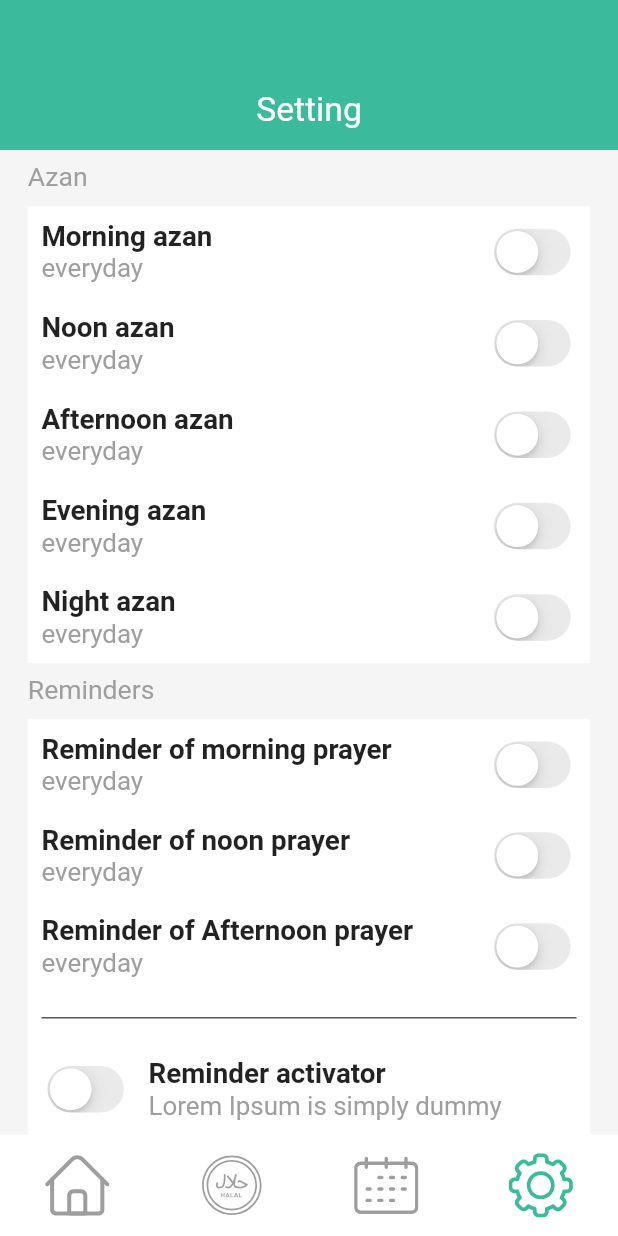
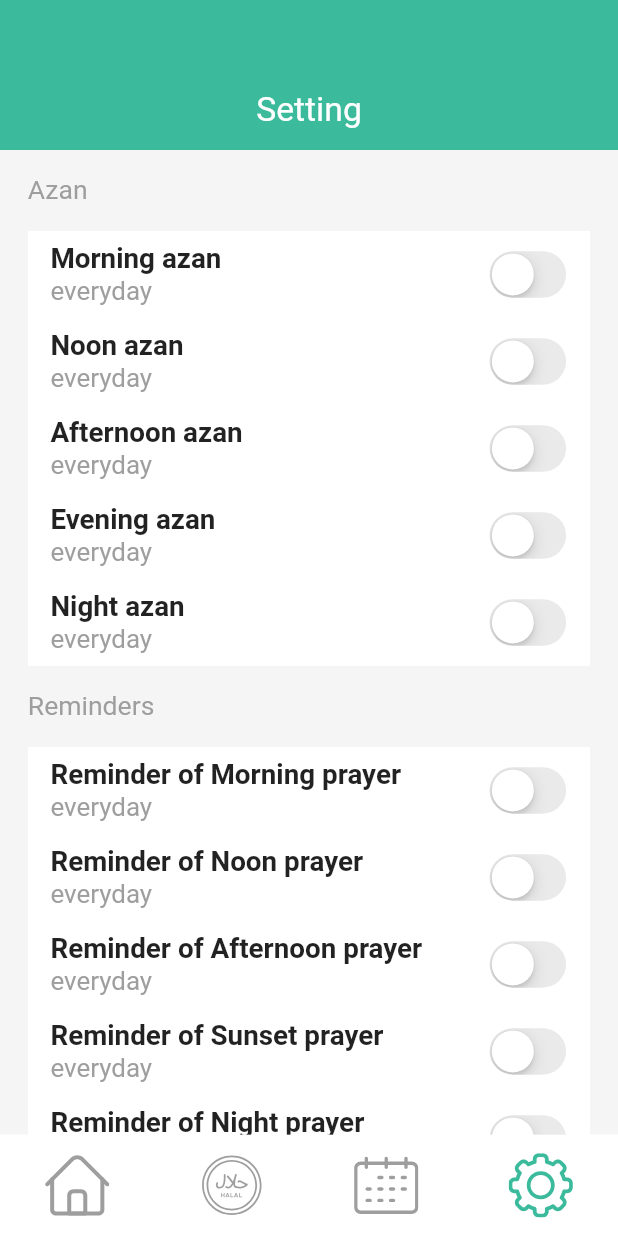
Before and after one commit to ahmadxpanahi/prayer-times, a Flutter app: the screen it shows after launch, item 4 of the bottom bar chosen, on a phone screen of 412 x 824 dp. Run offline on Flutter 3.47's test engine with Material 2 defaults, Android fonts, the phone set to English and light mode, and no system bars; our stand-ins replace another_flushbar, bloc, equatable, flutter_bloc, flutter_local_notifications, flutter_native_timezone and 6 more; missing offline and left inert: ai_barcode, android_alarm_manager_plus; network calls fail.

Commit message:
Handle api errors in home screen + finish settings page notification system

```diff
--- a/lib/src/core/preferences_manager.dart
+++ b/lib/src/core/preferences_manager.dart
@@ -12,4 +12,10 @@ class PreferencesManager {
   static const String NIGHT_NOTIFICATION = "_nightNotificationKey";
 
   static const String NOTIFICATIONS_ENABLED = "_notificationsEnabledKey";
+
+  static const String MORNING_PRAYER_TIME = "_morningPrayerTimeKey";
+  static const String NOON_PRAYER_TIME = "_noonPrayerTimeKey";
+  static const String AFTERNOON_PRAYER_TIME = "_afternoonPrayerTimeKey";
+  static const String SUNSET_PRAYER_TIME = "_sunsetPrayerTimeKey";
+  static const String NIGHT_PRAYER_TIME = "_nightPrayerTimeKey";
 }
--- a/lib/src/feature/barcode_screen/barcode_screen.dart
+++ b/lib/src/feature/barcode_screen/barcode_screen.dart
@@ -16,8 +16,6 @@ class _BarcodeScreenState extends State<BarcodeScreen> {
   @override
   void initState() {
     super.initState();
-
-    print("barcode_screen");
   }
 
   @override
@@ -30,7 +28,6 @@ class _BarcodeScreenState extends State<BarcodeScreen> {
           Future.delayed(Duration.zero, () {
             setState(() {
               _code = code;
-              print(code);
               showFlushBar(context, code);
             });
           });
--- a/lib/src/feature/home_screen/bloc/home_bloc.dart
+++ b/lib/src/feature/home_screen/bloc/home_bloc.dart
@@ -2,54 +2,68 @@ import 'dart:convert';
 import 'dart:io';
 
 import 'package:flutter_bloc/flutter_bloc.dart';
+import 'package:prayer_times_flutter/src/core/preferences_manager.dart';
 import 'package:prayer_times_flutter/src/feature/home_screen/bloc/home_event.dart';
 import 'package:prayer_times_flutter/src/feature/home_screen/bloc/home_state.dart';
 import 'package:http/http.dart' as http;
+import 'package:shared_preferences/shared_preferences.dart';
 
-class HomeBloc extends Bloc<HomeEvent,HomeState> {
-  HomeBloc() : super(HomeInitialState());
+class HomeBloc extends Bloc<HomeEvent, HomeState> {
+  SharedPreferences? sp;
+
+  HomeBloc() : super(HomeInitialState()) {
+    Future.delayed(Duration.zero, () async {
+      this.sp = await SharedPreferences.getInstance();
+    });
+  }
 
   @override
   Stream<HomeState> mapEventToState(HomeEvent event) async* {
-    if(event is GetHomeData){
+    if (event is GetHomeData) {
       yield* _getHomeData();
-    }else if(event is ShowHomeLoading){
+    } else if (event is ShowHomeLoading) {
       yield HomeLoadingState();
     }
   }
 
   Stream<HomeState> _getHomeData() async* {
-
     yield HomeLoadingState();
 
-    try{
-
-      var url = Uri.parse('https://api.pray.zone/v2/times/today.json?city=athens');
+    try {
+      var url =
+          Uri.parse('https://api.pray.zone/v2/times/today.json?city=athens');
       var response = await http.get(url);
 
       Map times = json.decode(response.body)['results']['datetime'][0]['times'];
       Map info = json.decode(response.body)['results']['location'];
       Map dates = json.decode(response.body)['results']['datetime'][0]['date'];
 
-      print(response.body);
+      await _savePrayerTimes(times);
 
       yield HomeGetDataSuccess(
           morningPrayer: times['Imsak'],
           sunrisePrayer: times['Sunrise'],
           noonPrayer: times['Dhuhr'],
           afternoonPrayer: times['Asr'],
-        eveningPrayer: '09:45',
+          eveningPrayer: times['Maghrib'],
           nightPrayer: times['Isha'],
           cityName: info['city'],
           countryName: info['country'],
           gregorianDate: dates['gregorian'],
-        hijriDate: dates['hijri']
-      );
-
-    }on SocketException catch (e){
-      print(e);
+          hijriDate: dates['hijri']);
+    } on SocketException catch (e) {
+      yield HomeGetDataError("Please check your network conn");
+    } on FormatException catch (e) {
+      yield HomeGetDataError("Prayer times server is down! please try again later");
+    }
   }
 
+  Future<void> _savePrayerTimes(Map times) async {
+    await sp?.setString(PreferencesManager.MORNING_PRAYER_TIME, times['Imsak']);
+    await sp?.setString(PreferencesManager.NOON_PRAYER_TIME, times['Dhuhr']);
+    await sp?.setString(PreferencesManager.AFTERNOON_PRAYER_TIME, times['Asr']);
+    await sp?.setString(
+        PreferencesManager.SUNSET_PRAYER_TIME, times['Maghrib']);
+    await sp?.setString(PreferencesManager.NIGHT_PRAYER_TIME, times['Isha']);
   }
-
 }
--- a/lib/src/feature/setting_screen/bloc/setting_bloc.dart
+++ b/lib/src/feature/setting_screen/bloc/setting_bloc.dart
@@ -4,6 +4,7 @@ import 'package:prayer_times_flutter/src/core/preferences_manager.dart';
 import 'package:prayer_times_flutter/src/feature/setting_screen/bloc/setting_event.dart';
 import 'package:prayer_times_flutter/src/feature/setting_screen/bloc/setting_state.dart';
 import 'package:flutter_local_notifications/flutter_local_notifications.dart';
+import 'package:prayer_times_flutter/src/utils/time_utils.dart';
 import 'package:shared_preferences/shared_preferences.dart';
 import 'package:timezone/timezone.dart' as tz;
 
@@ -53,19 +54,43 @@ class SettingBloc extends Bloc<SettingEvent, SettingState> {
     switch (event.horizonType) {
       case HorizonType.Morning:
         _toggleSP(PreferencesManager.MORNING_NOTIFICATION);
-        // _scheduleNotification(NotificationService.MORNING_NOTIFICATION_ID, message, event.actionType);
+        _scheduleNotification(
+          NotificationService.MORNING_NOTIFICATION_ID,
+          "Morning prayer time arrives in 5 minutes",
+          event.actionType,
+        );
         break;
       case HorizonType.Noon:
         _toggleSP(PreferencesManager.NOON_NOTIFICATION);
+        _scheduleNotification(
+          NotificationService.NOON_NOTIFICATION_ID,
+          "Noon prayer time arrives in 5 minutes",
+          event.actionType,
+        );
         break;
       case HorizonType.Afternoon:
         _toggleSP(PreferencesManager.AFTERNOON_NOTIFICATION);
+        _scheduleNotification(
+          NotificationService.AFTERNOON_NOTIFICATION_ID,
+          "Afternoon prayer time arrives in 5 minutes",
+          event.actionType,
+        );
         break;
       case HorizonType.Sunset:
         _toggleSP(PreferencesManager.SUNSET_NOTIFICATION);
+        _scheduleNotification(
+          NotificationService.SUNSET_NOTIFICATION_ID,
+          "Sunset prayer time arrives in 5 minutes",
+          event.actionType,
+        );
         break;
       case HorizonType.Night:
         _toggleSP(PreferencesManager.NIGHT_NOTIFICATION);
+        _scheduleNotification(
+          NotificationService.NIGHT_NOTIFICATION_ID,
+          "Night prayer time arrives in 5 minutes",
+          event.actionType,
+        );
         break;
     }
 
@@ -82,26 +107,35 @@ class SettingBloc extends Bloc<SettingEvent, SettingState> {
 
   void _scheduleNotification(
       int id, String message, ActionType actionType) async {
-        int hour = 0;
-        int minute = 0;
-        switch(id) {
+    String time = "00:00";
+    switch (id) {
       case NotificationService.MORNING_NOTIFICATION_ID:
+        time = sp?.getString(PreferencesManager.MORNING_PRAYER_TIME) ?? '00:00';
         break;
       case NotificationService.NOON_NOTIFICATION_ID:
+        time = sp?.getString(PreferencesManager.NOON_PRAYER_TIME) ?? '00:00';
         break;
       case NotificationService.AFTERNOON_NOTIFICATION_ID:
+        time =
+            sp?.getString(PreferencesManager.AFTERNOON_PRAYER_TIME) ?? '00:00';
         break;
       case NotificationService.SUNSET_NOTIFICATION_ID:
+        time = sp?.getString(PreferencesManager.SUNSET_PRAYER_TIME) ?? '00:00';
         break;
       case NotificationService.NIGHT_NOTIFICATION_ID:
+        time = sp?.getString(PreferencesManager.NIGHT_PRAYER_TIME) ?? '00:00';
         break;
     }
 
-    await flutterLocalNotificationsPlugin!.zonedSchedule(
+    if (time == '00:00') return;
+
+    switch (actionType) {
+      case ActionType.Enable:
+        await flutterLocalNotificationsPlugin?.zonedSchedule(
             id,
             'Its prayer time!',
             message,
-        _getNotificationTime(hour, minute),
+            _getNotificationTime(time),
             const NotificationDetails(
               android: AndroidNotificationDetails(
                   'daily notification channel id',
@@ -112,12 +146,22 @@ class SettingBloc extends Bloc<SettingEvent, SettingState> {
             uiLocalNotificationDateInterpretation:
                 UILocalNotificationDateInterpretation.absoluteTime,
             matchDateTimeComponents: DateTimeComponents.time);
+        break;
+      case ActionType.Disable:
+        await flutterLocalNotificationsPlugin?.cancel(id);
+        break;
+    }
   }
 
-  tz.TZDateTime _getNotificationTime(int hour, int minute) {
+  tz.TZDateTime _getNotificationTime(String time) {
     final tz.TZDateTime now = tz.TZDateTime.now(tz.local);
+    final int hour = TimeUtils.getHourFromTime(time);
+    final int minute = TimeUtils.getMinuteFromTime(time);
+
     tz.TZDateTime scheduledDate =
-        tz.TZDateTime(tz.local, now.year, now.month, now.day, hour, minute);
+        tz.TZDateTime(tz.local, now.year, now.month, now.day, hour, minute)
+            .add(Duration(minutes: -5));
+
     if (scheduledDate.isBefore(now)) {
       scheduledDate = scheduledDate.add(const Duration(days: 1));
     }
--- a/lib/src/feature/setting_screen/setting_screen.dart
+++ b/lib/src/feature/setting_screen/setting_screen.dart
@@ -77,9 +77,7 @@ class _SettingContainerState extends State<SettingContainer> {
     });
   }
 
-  Widget _topContainer() => Expanded(
-        flex: 11,
-        child: Container(
+  Widget _topContainer() => Container(
         padding: EdgeInsets.symmetric(horizontal: 2.2.rw),
         color: Colors.white,
         child: Column(
@@ -112,24 +110,21 @@ class _SettingContainerState extends State<SettingContainer> {
             ),
           ],
         ),
-        ),
       );
 
-  Widget _bottomContainer() => Expanded(
-        flex: 10,
-        child: Container(
+  Widget _bottomContainer() => Container(
       padding: EdgeInsets.symmetric(horizontal: 2.2.rw),
       color: Colors.white,
       child: Column(
         mainAxisAlignment: MainAxisAlignment.spaceAround,
         children: [
           _settingItem(
-                  'Reminder of morning prayer',
+            'Reminder of Morning prayer',
             'everyday',
             PreferencesManager.MORNING_NOTIFICATION,
           ),
           _settingItem(
-                  'Reminder of noon prayer',
+            'Reminder of Noon prayer',
             'everyday',
             PreferencesManager.NOON_NOTIFICATION,
           ),
@@ -138,13 +133,22 @@ class _SettingContainerState extends State<SettingContainer> {
             'everyday',
             PreferencesManager.AFTERNOON_NOTIFICATION,
           ),
-                Divider(
-                  color: Colors.black,
+          _settingItem(
+            'Reminder of Sunset prayer',
+            'everyday',
+            PreferencesManager.SUNSET_NOTIFICATION,
           ),
-                _bottomSettingItem()
+          _settingItem(
+            'Reminder of Night prayer',
+            'everyday',
+            PreferencesManager.NIGHT_NOTIFICATION,
+          ),
+          // Divider(
+          //   color: Colors.black,
+          // ),
+          // _bottomSettingItem()
         ],
-            )),
-      );
+      ));
 
   Widget _bottomSettingItem() => Row(
         mainAxisAlignment: MainAxisAlignment.start,
@@ -158,8 +162,6 @@ class _SettingContainerState extends State<SettingContainer> {
                   setState(() {
                     sp?.setBool(
                         PreferencesManager.NOTIFICATIONS_ENABLED, value);
-                    print(
-                        sp?.getBool(PreferencesManager.NOTIFICATIONS_ENABLED));
                   });
                 }),
           ),
@@ -188,8 +190,14 @@ class _SettingContainerState extends State<SettingContainer> {
         ],
       );
 
-  Widget _settingItem(title, subTitle, spKey) {
-    return Row(
+  Widget _settingItem(title, subTitle, spKey) => Padding(
+        padding: EdgeInsets.only(
+          top: 8,
+          bottom: 8,
+          left: 6,
+          right: 3,
+        ),
+        child: Row(
           mainAxisAlignment: MainAxisAlignment.spaceBetween,
           children: [
             Column(
@@ -198,13 +206,15 @@ class _SettingContainerState extends State<SettingContainer> {
                 Text(
                   title,
                   style: TextStyle(
-                  fontSize: SizeConfig.heightMultiplier! < 6 ? 3.2.rw : 4.5.rw,
+                      fontSize:
+                          SizeConfig.heightMultiplier! < 6 ? 3.2.rw : 4.5.rw,
                       fontWeight: FontWeight.bold),
                 ),
                 Text(
                   subTitle,
                   style: TextStyle(
-                  fontSize: SizeConfig.heightMultiplier! < 6 ? 3.0.rw : 4.2.rw,
+                      fontSize:
+                          SizeConfig.heightMultiplier! < 6 ? 3.0.rw : 4.2.rw,
                       color: Colors.grey),
                 ),
               ],
@@ -265,18 +275,16 @@ class _SettingContainerState extends State<SettingContainer> {
                   }),
             )
           ],
+        ),
       );
-  }
 
   _buildBody() => Container(
         padding: EdgeInsets.symmetric(horizontal: 4.5.rw),
         color: PColors.background,
-        child: Column(
-          mainAxisAlignment: MainAxisAlignment.spaceBetween,
-          crossAxisAlignment: CrossAxisAlignment.start,
+        child: ListView(
           children: [
             Padding(
-              padding: EdgeInsets.symmetric(vertical: 1.0.rh),
+              padding: EdgeInsets.symmetric(vertical: 2.0.rh),
               child: Text(
                 'Azan',
                 style: TextStyle(
@@ -287,7 +295,7 @@ class _SettingContainerState extends State<SettingContainer> {
             ),
             _topContainer(),
             Padding(
-              padding: EdgeInsets.symmetric(vertical: 1.0.rh),
+              padding: EdgeInsets.symmetric(vertical: 2.0.rh),
               child: GestureDetector(
                 onTap: () async {},
                 child: Text(
--- a/lib/src/utils/size_config.dart
+++ b/lib/src/utils/size_config.dart
@@ -36,8 +36,5 @@ class SizeConfig {
     imageSizeMultiplier = _blockWidth;
     heightMultiplier = _blockHeight;
     widthMultiplier = _blockWidth;
-
-    // print(heightMultiplier);
-    // print(widthMultiplier);
   }
 }
```
Also changed, not shown: lib/src/feature/home_screen/bloc/home_state.dart (+9 -0 lines), lib/src/feature/home_screen/home_screen.dart (+7 -14 lines), lib/src/utils/time_utils.dart (added, +11 -0 lines). Lines whose indentation alone changed are shown as unchanged.
